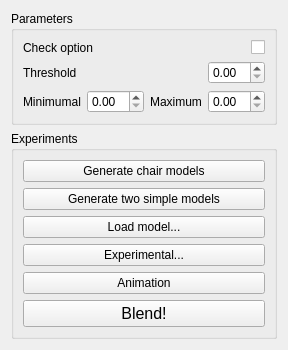
First picture: the form in topo-blend/topo_blend_widget.ui, repository ialhashim/topo-blend, before the edit.
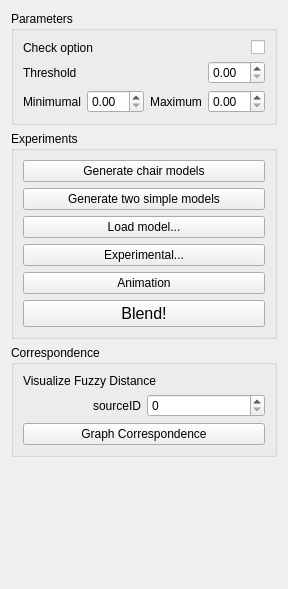
Second picture: the form after the edit.

Commit message: One-to-One correspondences.

```diff
--- a/topo-blend/topo_blend_widget.ui
+++ b/topo-blend/topo_blend_widget.ui
@@ -7,7 +7,7 @@
     <x>0</x>
     <y>0</y>
     <width>246</width>
-    <height>337</height>
+    <height>589</height>
    </rect>
   </property>
   <property name="windowTitle">
@@ -79,6 +79,13 @@
       <string>Experiments</string>
      </property>
      <layout class="QGridLayout" name="gridLayout_2">
+      <item row="0" column="0">
+       <widget class="QPushButton" name="button1">
+        <property name="text">
+         <string>Generate two chair models</string>
+        </property>
+       </widget>
+      </item>
       <item row="2" column="0">
        <widget class="QPushButton" name="button2">
         <property name="text">
@@ -93,7 +100,7 @@
         </property>
        </widget>
       </item>
-      <item row="6" column="0">
+      <item row="7" column="0">
        <widget class="QPushButton" name="button6">
         <property name="text">
          <string>Animation</string>
@@ -101,7 +108,7 @@
        </widget>
       </item>
       <item row="0" column="0">
-       <widget class="QPushButton" name="button1">
+       <widget class="QPushButton" name="button0">
         <property name="text">
          <string>Generate chair models</string>
         </property>
@@ -114,7 +121,7 @@
         </property>
        </widget>
       </item>
-      <item row="7" column="0">
+      <item row="8" column="0">
        <widget class="QPushButton" name="buttonBlend">
         <property name="font">
          <font>
@@ -129,6 +136,46 @@
      </layout>
     </widget>
    </item>
+   <item>
+    <widget class="QGroupBox" name="groupBox_3">
+     <property name="title">
+      <string>Correspondence</string>
+     </property>
+     <layout class="QGridLayout" name="gridLayout_3">
+      <item row="1" column="0">
+       <widget class="QLabel" name="label_5">
+        <property name="text">
+         <string>sourceID</string>
+        </property>
+        <property name="alignment">
+         <set>Qt::AlignRight|Qt::AlignTrailing|Qt::AlignVCenter</set>
+        </property>
+       </widget>
+      </item>
+      <item row="1" column="1">
+       <widget class="QSpinBox" name="sourceID">
+        <property name="maximum">
+         <number>20</number>
+        </property>
+       </widget>
+      </item>
+      <item row="3" column="0" colspan="2">
+       <widget class="QPushButton" name="corrButton">
+        <property name="text">
+         <string>Graph Correspondence</string>
+        </property>
+       </widget>
+      </item>
+      <item row="0" column="0" colspan="2">
+       <widget class="QLabel" name="label_6">
+        <property name="text">
+         <string>Visualize Fuzzy Distance</string>
+        </property>
+       </widget>
+      </item>
+     </layout>
+    </widget>
+   </item>
    <item>
     <spacer name="verticalSpacer">
      <property name="orientation">
```
The commit also changes 7 other files.
